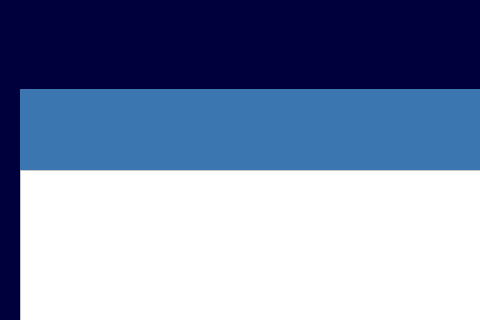
This is customer.ui in AP-projects-4001/ls as Qt 5 draws it before an edit; both pictures show x 0 to 480 and y 0 to 320 of the 1241 by 688 pixel window. The edited form follows.
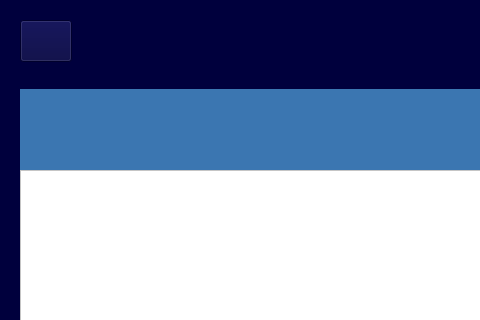
This is the edited form. Icons and pictures are not drawn.

```diff
--- a/customer.ui
+++ b/customer.ui
@@ -238,6 +238,25 @@
     <string/>
    </property>
   </widget>
+  <widget class="QPushButton" name="pushButton_2">
+   <property name="geometry">
+    <rect>
+     <x>20</x>
+     <y>20</y>
+     <width>52</width>
+     <height>42</height>
+    </rect>
+   </property>
+   <property name="styleSheet">
+    <string notr="true">background-image: url(:/new/prefix1/refresh.png);</string>
+   </property>
+   <property name="text">
+    <string/>
+   </property>
+   <property name="shortcut">
+    <string>Ctrl+F5</string>
+   </property>
+  </widget>
  </widget>
  <resources/>
  <connections/>
```
